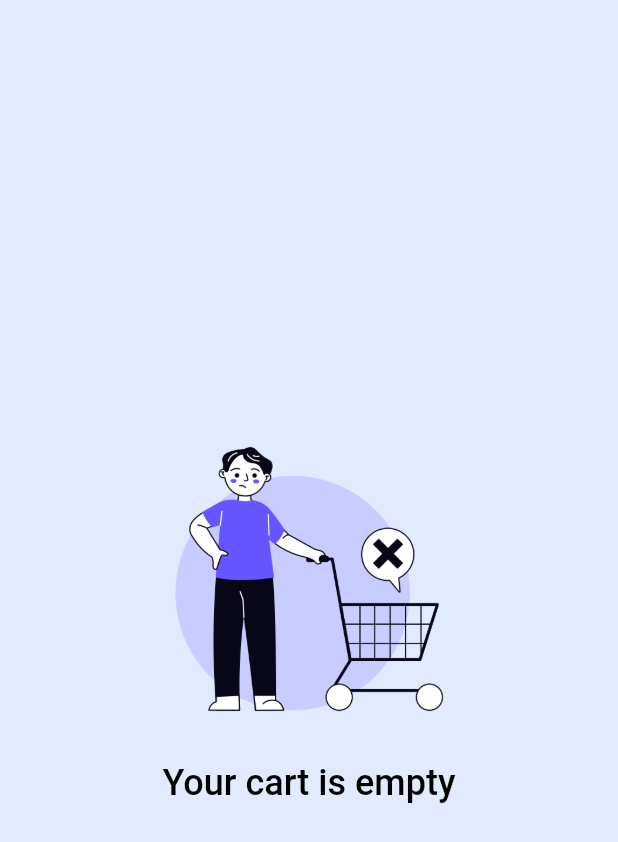
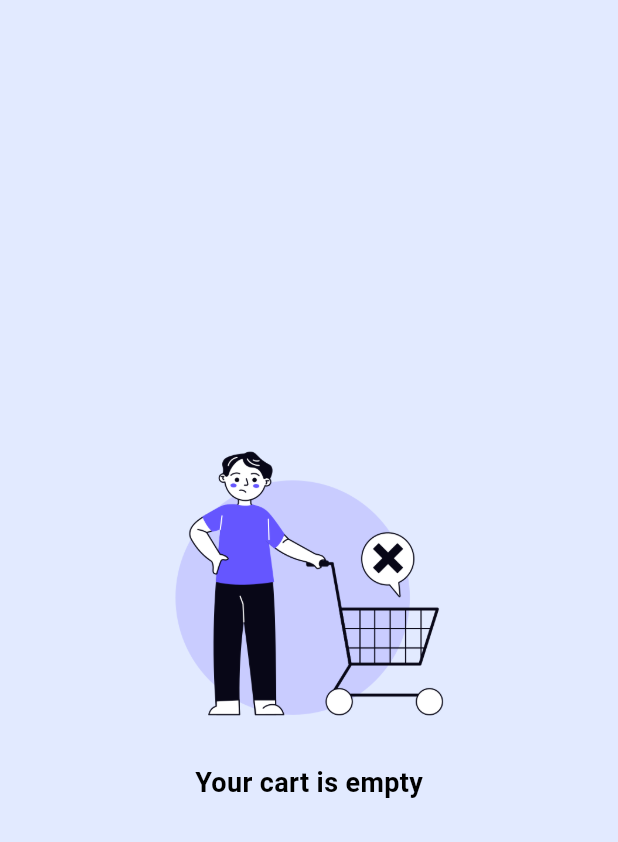
Before and after one commit to YoushahAnjumCh/zibzoApp, a Flutter app: the _CartContent widget shown alone on an empty page, opened directly with empty values, on a phone screen of 412 x 824 dp. Shown: the top 842 px of the screen. Run offline on Flutter 3.47's test engine with Material 3 defaults, Android fonts, the phone set to English and light mode, and no system bars; our stand-ins replace cached_network_image, carousel_slider, either_dart, equatable, firebase_analytics, firebase_core and 12 more; accounts and stored records are empty; network calls fail.

Commit message:
Cart Empty Image section added

```diff
--- a/lib/features/zibzo/presentation/cart/view/cart_screen.dart
+++ b/lib/features/zibzo/presentation/cart/view/cart_screen.dart
@@ -96,7 +96,10 @@ class _CartContent extends StatelessWidget {
                   child: PriceBottomBar(totalPrice: totalPrice))
             ],
           )
-        : cartEmptyWidget(context);
+        : _CartError(
+            message: StringConstant.cartEmpty,
+            isEmptyCart: true,
+          );
   }
 
   Widget _buildCartItems() {
@@ -125,31 +128,6 @@ class _CartContent extends StatelessWidget {
   }
 }
 
-Widget cartEmptyWidget(BuildContext context) {
-  return Column(
-    mainAxisAlignment: MainAxisAlignment.center,
-    children: [
-      Center(
-        child: Image.asset(
-          AssetsPath.cartEmpty,
-          width: 200,
-          height: 200,
-        ),
-      ),
-      const SizedBox(height: 20),
-      CustomText(
-        attributes: CustomTextAttributes(
-          title: StringConstant.cartEmpty,
-          style: Theme.of(context).textTheme.headlineSmall?.copyWith(
-                fontWeight: FontWeight.w500,
-                color: Colors.black,
-              ),
-        ),
-      )
-    ],
-  );
-}
-
 class _CartError extends StatelessWidget {
   final String message;
   final bool isEmptyCart;
@@ -167,28 +145,27 @@ class _CartError extends StatelessWidget {
 
     return Padding(
       padding: const EdgeInsets.symmetric(horizontal: 30, vertical: 40),
+      child: Center(
         child: Column(
-        crossAxisAlignment: CrossAxisAlignment.start,
+          mainAxisAlignment: MainAxisAlignment.center,
           children: [
-          const CustomText(
-            attributes: CustomTextAttributes(
-              title: StringConstant.myCart,
-              style: AppTextStyles.headingMedium,
+            Center(
+              child: Image.asset(
+                AssetsPath.cartEmpty,
+                width: 200,
+                height: 200,
               ),
             ),
-          const SizedBox(height: 24),
-          Expanded(
-            child: Center(
-              child: CustomText(
+            const SizedBox(height: 20),
+            CustomText(
               attributes: CustomTextAttributes(
                 title: message,
                 style:
                     AppTextStyles.headingMedium.copyWith(color: Colors.black),
               ),
             ),
+          ],
         ),
-          ),
-        ],
       ),
     );
   }
```
Also changed, not shown: assets/sreenshots/S18.png (added). Lines whose indentation alone changed are shown as unchanged.
